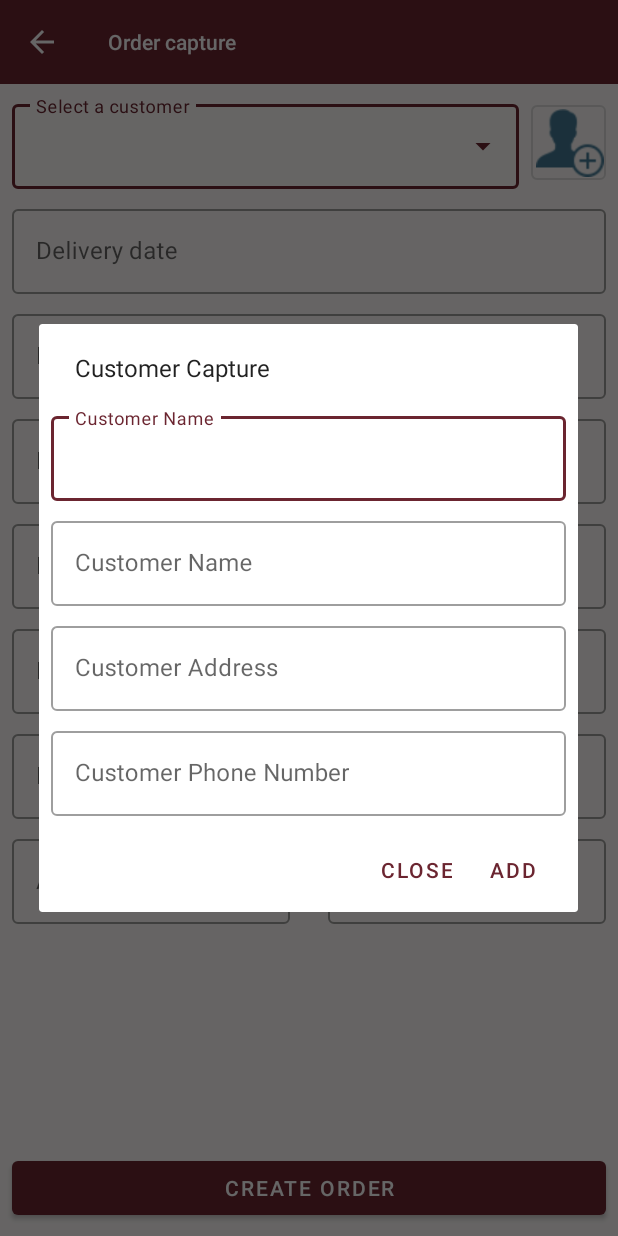
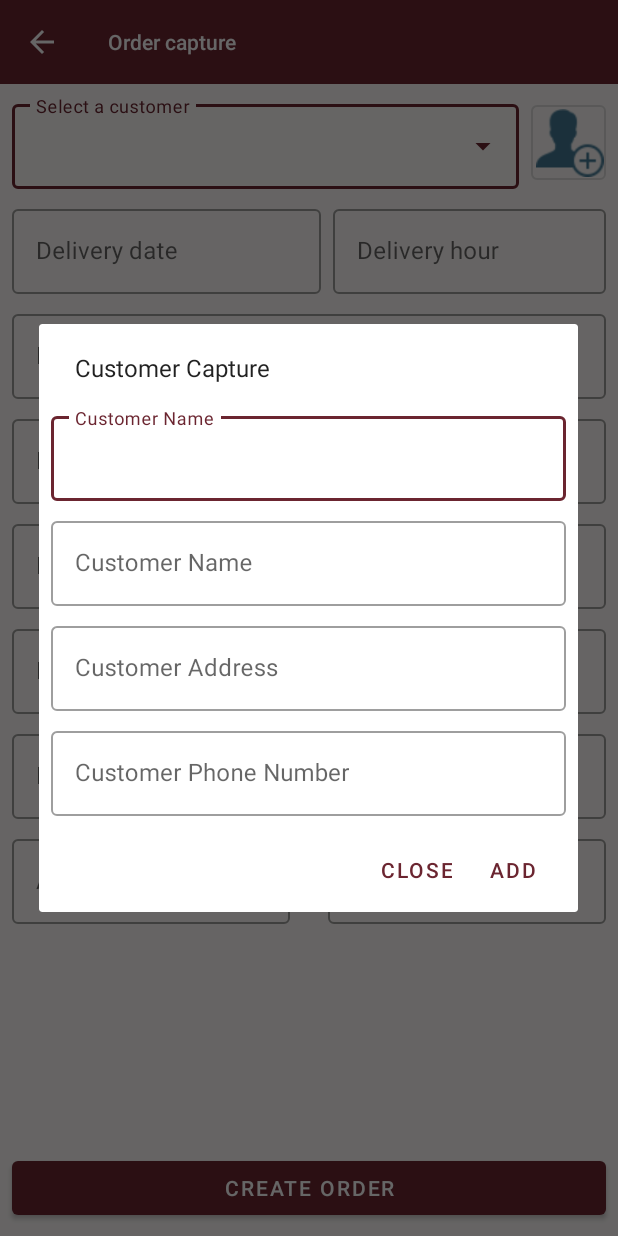
Before and after one commit to naav694/ordermanagement, an Android app: the OrderActivity screen opened directly, with no data from a screen before it, after a tap on an icon or button, on a phone screen of 412 x 824 dp. Run offline under Robolectric (Android 15) with nearby library versions, the phone set to English and light mode, and no system bars; our stand-ins replace Room's generated code; libraries missing offline, so code that uses them is left out: cn.pedant; 3 statements that could not run were skipped.

```diff
--- a/app/src/main/java/mx/rokegcode/ordermanagement/view/activity/OrderActivity.kt
+++ b/app/src/main/java/mx/rokegcode/ordermanagement/view/activity/OrderActivity.kt
@@ -12,7 +12,9 @@ import mx.rokegcode.ordermanagement.R
 import mx.rokegcode.ordermanagement.model.data.Customer
 import mx.rokegcode.ordermanagement.util.DataState
 import mx.rokegcode.ordermanagement.view.dialog.AddCustomerDialog
+import mx.rokegcode.ordermanagement.view.dialog.DateDialog
 import mx.rokegcode.ordermanagement.view.dialog.SweetDialogs
+import mx.rokegcode.ordermanagement.view.dialog.TimeDialog
 import mx.rokegcode.ordermanagement.view.state.OrderStateEvent
 import mx.rokegcode.ordermanagement.viewmodel.OrderViewModel
 import org.koin.android.viewmodel.ext.android.viewModel
@@ -35,9 +37,13 @@ class OrderActivity : BaseActivity(), AddCustomerDialog.Interactor {
 
     private fun initComponent() {
         btnAddCustomer.setOnClickListener {
-            val fragmentManager = supportFragmentManager
-            val addCustomerDialog = AddCustomerDialog.newInstance()
-            addCustomerDialog.show(fragmentManager, "add_customer")
+            AddCustomerDialog().show(supportFragmentManager, "add_customer")
+        }
+        editDeliveryDate.setOnClickListener {
+            DateDialog().show(supportFragmentManager, "date_picker")
+        }
+        editDeliveryHour.setOnClickListener {
+            TimeDialog().show(supportFragmentManager, "time_picker")
         }
         customerDropdown.inputType = InputType.TYPE_NULL
     }
--- a/app/src/main/java/mx/rokegcode/ordermanagement/view/dialog/AddCustomerDialog.kt
+++ b/app/src/main/java/mx/rokegcode/ordermanagement/view/dialog/AddCustomerDialog.kt
@@ -13,12 +13,6 @@ import mx.rokegcode.ordermanagement.model.data.Customer
 class AddCustomerDialog : DialogFragment() {
 
     private lateinit var mInteractor: Interactor
-
-    companion object {
-        fun newInstance(): AddCustomerDialog {
-            return AddCustomerDialog()
-        }
-    }
 
     @SuppressLint("InflateParams")
     override fun onCreateDialog(savedInstanceState: Bundle?): Dialog {
--- a/app/src/main/res/layout/activity_order.xml
+++ b/app/src/main/res/layout/activity_order.xml
@@ -44,7 +44,8 @@
                     android:id="@+id/customerDropdown"
                     android:layout_width="match_parent"
                     android:layout_height="wrap_content"
-                    android:lines="1" />
+                    android:inputType="text"
+                    android:maxLines="1" />
 
             </com.google.android.material.textfield.TextInputLayout>
 
@@ -68,18 +69,43 @@
                 android:layout_height="wrap_content"
                 android:layout_marginTop="8dp"
                 android:hint="@string/delivery_date"
-                app:layout_constraintEnd_toEndOf="@id/btnAddCustomer"
-                app:layout_constraintStart_toStartOf="@id/layoutSelectClient"
+                app:layout_MarginEnd="8dp"
+                app:layout_MarginStart="8dp"
+                app:layout_MarginTop="8dp"
+                app:layout_constraintStart_toStartOf="@+id/layoutSelectClient"
                 app:layout_constraintTop_toBottomOf="@id/layoutSelectClient"
-                app:layout_goneMarginEnd="8dp"
-                app:layout_goneMarginStart="8dp"
-                app:layout_goneMarginTop="8dp">
+                app:layout_constraintWidth_default="percent"
+                app:layout_constraintWidth_percent="0.5">
 
                 <com.google.android.material.textfield.TextInputEditText
                     android:id="@+id/editDeliveryDate"
                     android:layout_width="match_parent"
                     android:layout_height="wrap_content"
+                    android:focusable="false"
+                    android:inputType="date"
                     android:lines="1" />
+
+            </com.google.android.material.textfield.TextInputLayout>
+
+            <com.google.android.material.textfield.TextInputLayout
+                android:id="@+id/layoutInputDeliveryHour"
+                style="@style/Widget.MaterialComponents.TextInputLayout.OutlinedBox"
+                android:layout_width="0dp"
+                android:layout_height="wrap_content"
+                android:layout_marginStart="8dp"
+                android:hint="@string/delivery_hour"
+                app:layout_constraintBottom_toBottomOf="@id/layoutInputDeliveryDate"
+                app:layout_constraintEnd_toEndOf="@id/btnAddCustomer"
+                app:layout_constraintStart_toEndOf="@id/layoutInputDeliveryDate"
+                app:layout_constraintTop_toTopOf="@id/layoutInputDeliveryDate">
+
+                <com.google.android.material.textfield.TextInputEditText
+                    android:id="@+id/editDeliveryHour"
+                    android:layout_width="match_parent"
+                    android:layout_height="wrap_content"
+                    android:focusable="false"
+                    android:inputType="datetime"
+                    android:maxLines="1" />
 
             </com.google.android.material.textfield.TextInputLayout>
 
@@ -90,15 +116,16 @@
                 android:layout_height="wrap_content"
                 android:layout_marginTop="8dp"
                 android:hint="@string/delivery_place"
-                app:layout_constraintEnd_toEndOf="@id/layoutInputDeliveryDate"
-                app:layout_constraintStart_toStartOf="@id/layoutInputDeliveryDate"
-                app:layout_constraintTop_toBottomOf="@id/layoutInputDeliveryDate">
+                app:layout_constraintEnd_toEndOf="@+id/layoutInputDeliveryHour"
+                app:layout_constraintStart_toStartOf="@+id/layoutInputDeliveryDate"
+                app:layout_constraintTop_toBottomOf="@+id/layoutInputDeliveryDate">
 
                 <com.google.android.material.textfield.TextInputEditText
                     android:id="@+id/editDeliveryPlace"
                     android:layout_width="match_parent"
                     android:layout_height="wrap_content"
-                    android:lines="1" />
+                    android:inputType="text"
+                    android:maxLines="1" />
 
             </com.google.android.material.textfield.TextInputLayout>
 
@@ -117,7 +144,8 @@
                     android:id="@+id/editTypeProduct"
                     android:layout_width="match_parent"
                     android:layout_height="wrap_content"
-                    android:lines="1" />
+                    android:inputType="text"
+                    android:maxLines="1" />
 
             </com.google.android.material.textfield.TextInputLayout>
 
@@ -136,7 +164,8 @@
                     android:id="@+id/editFillingProduct"
                     android:layout_width="match_parent"
                     android:layout_height="wrap_content"
-                    android:lines="1" />
+                    android:inputType="text"
+                    android:maxLines="1" />
 
             </com.google.android.material.textfield.TextInputLayout>
 
@@ -155,7 +184,8 @@
                     android:id="@+id/editProductDesign"
                     android:layout_width="match_parent"
                     android:layout_height="wrap_content"
-                    android:lines="1" />
+                    android:inputType="text"
+                    android:maxLines="1" />
 
             </com.google.android.material.textfield.TextInputLayout>
 
@@ -174,7 +204,8 @@
                     android:id="@+id/editProductPrice"
                     android:layout_width="match_parent"
                     android:layout_height="wrap_content"
-                    android:lines="1" />
+                    android:inputType="numberDecimal"
+                    android:maxLines="1" />
 
             </com.google.android.material.textfield.TextInputLayout>
 
@@ -196,7 +227,8 @@
                     android:id="@+id/editAdvanceOrder"
                     android:layout_width="match_parent"
                     android:layout_height="wrap_content"
-                    android:lines="1" />
+                    android:inputType="numberDecimal"
+                    android:maxLines="1" />
 
             </com.google.android.material.textfield.TextInputLayout>
 
@@ -218,7 +250,8 @@
                     android:id="@+id/editDebitOrder"
                     android:layout_width="match_parent"
                     android:layout_height="wrap_content"
-                    android:lines="1" />
+                    android:inputType="numberDecimal"
+                    android:maxLines="1" />
 
             </com.google.android.material.textfield.TextInputLayout>
 
--- a/app/src/main/res/values/strings.xml
+++ b/app/src/main/res/values/strings.xml
@@ -39,4 +39,5 @@
     <string name="customer_address">Customer Address</string>
     <string name="customer_phone_number">Customer Phone Number</string>
     <string name="create_account">Create account</string>
+    <string name="delivery_hour">Delivery hour</string>
 </resources>
```
Also changed, not shown: app/src/main/java/mx/rokegcode/ordermanagement/view/dialog/DateDialog.kt (added, +46 -0 lines), app/src/main/java/mx/rokegcode/ordermanagement/view/dialog/TimeDialog.kt (added, +42 -0 lines).
